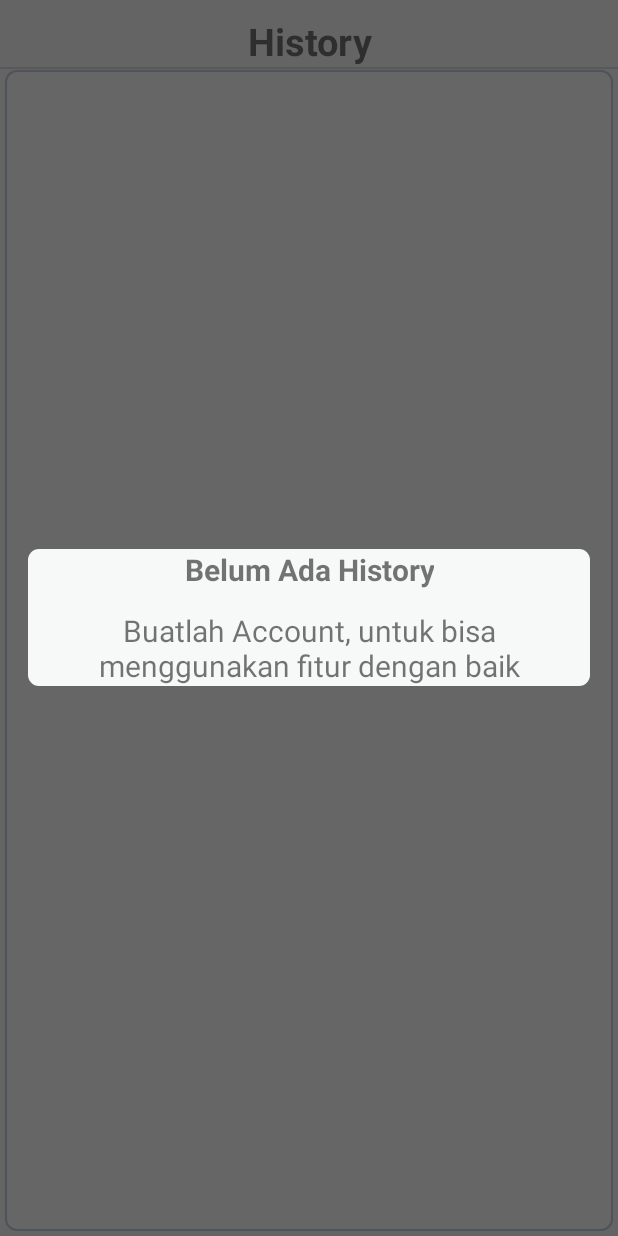
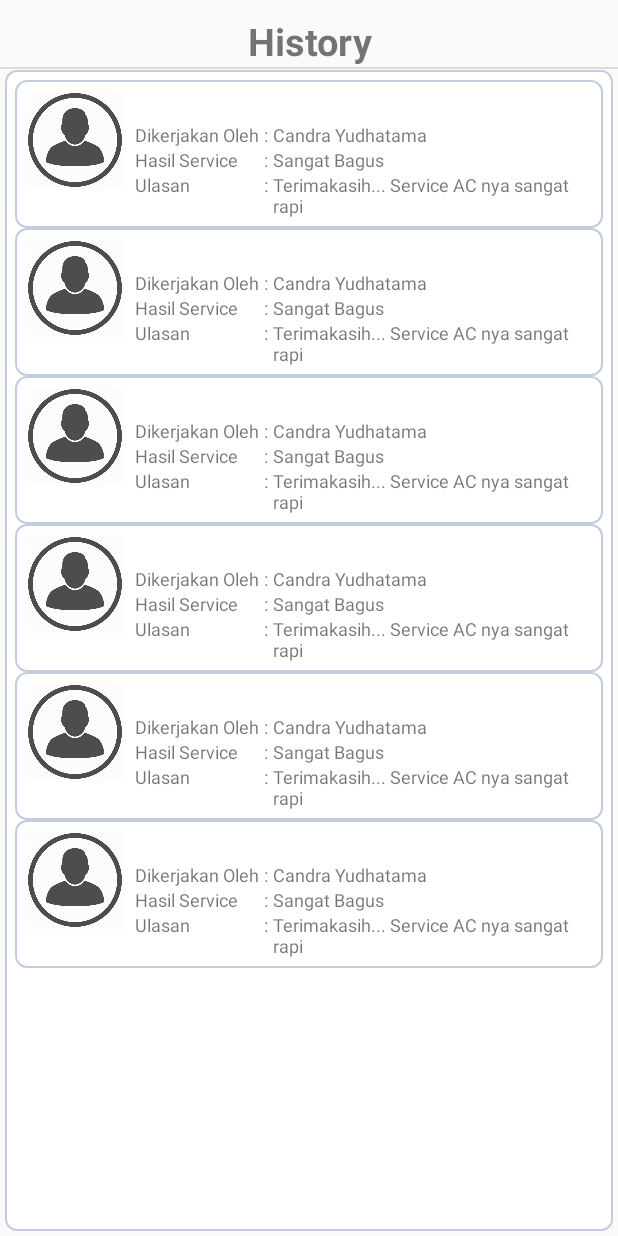
Before and after one commit to nurrochim/Android-Project, an Android app: the screen it shows after launch (MainActivity), in the side drawer, after a tap on "History", on a phone screen of 412 x 824 dp. Run offline under Robolectric (Android 15) with nearby library versions, the phone set to English and light mode, and no system bars; libraries missing offline, so code that uses them is left out: com.clough.android, com.j256.ormlite; 18 statements that could not run were skipped.

Commit message:
Update By Rochim
Add some screen

```diff
--- /dev/null
+++ b/JasaService/app/src/main/java/com/rohim/adapter/RecycleViewListAdapterHistory.java
@@ -0,0 +1,112 @@
+package com.rohim.adapter;
+
+import android.content.Context;
+import android.content.SharedPreferences;
+import android.support.v4.app.FragmentManager;
+import android.support.v4.app.FragmentTransaction;
+import android.support.v7.widget.RecyclerView;
+import android.view.LayoutInflater;
+import android.view.View;
+import android.view.ViewGroup;
+import android.widget.AdapterView;
+import android.widget.ArrayAdapter;
+import android.widget.Spinner;
+import android.widget.TextView;
+
+import com.j256.ormlite.dao.Dao;
+import com.rohim.common.DatabaseHelper;
+import com.rohim.common.PopupInput;
+import com.rohim.enumeration.EnumInputService;
+import com.rohim.fragment.FragmentMapLocationCapture;
+import com.rohim.jasaservice.R;
+import com.rohim.modal.DropDownList;
+import com.rohim.modal.RequestDetail;
+import com.rohim.modal.RequestOrder;
+import com.rohim.modal.Service;
+
+import java.sql.SQLException;
+import java.util.ArrayList;
+import java.util.List;
+
+/**
+ * Created by Nurochim on 08/10/2016.
+ */
+
+public class RecycleViewListAdapterHistory extends RecyclerView.Adapter<RecycleViewListAdapterHistory.MyViewHolderItemRequest>{
+
+    Context context;
+    LayoutInflater inflater;
+    List<RequestOrder> listData = new ArrayList<>();
+    FragmentManager fragmentManager;
+    public Dao<Service, String> serviceDAO = null;
+    public DatabaseHelper dbh ;
+    boolean enabled;
+
+    public RecycleViewListAdapterHistory(Context context, List<RequestOrder> listData, FragmentManager fragmentManager, boolean enabled) {
+        this.context = context;
+        this.listData = listData;
+        this.fragmentManager = fragmentManager;
+        this.enabled = enabled;
+    }
+    @Override
+    public MyViewHolderItemRequest onCreateViewHolder(ViewGroup parent, int viewType) {
+        inflater = (LayoutInflater) context.getSystemService(Context.LAYOUT_INFLATER_SERVICE);
+        View itemView = inflater.inflate(R.layout.recycle_view_form_history, parent, false);
+        return new MyViewHolderItemRequest(itemView);
+    }
+
+    @Override
+    public void onBindViewHolder(MyViewHolderItemRequest holder, int position) {
+        RequestOrder requestOrder = listData.get(position);
+        holder.textServiceName.setText(getServiceName(requestOrder.getFidService()));
+        holder.textUserName.setText(requestOrder.getUserName());
+        holder.textHasilService.setText(requestOrder.getHasilService());
+        holder.textUlasan.setText(requestOrder.getFinishCommentUser());
+    }
+
+    @Override
+    public long getItemId(int position) {
+        return 0;
+    }
+
+    @Override
+    public int getItemCount() {
+        return listData.size();
+    }
+
+    public class MyViewHolderItemRequest extends RecyclerView.ViewHolder {
+        TextView textServiceName, textUserName, textHasilService, textUlasan;
+
+        public MyViewHolderItemRequest(View itemView) {
+            super(itemView);
+            textServiceName = (TextView) itemView.findViewById(R.id.txt_service_name_history);
+            textUserName = (TextView) itemView.findViewById(R.id.txt_user_history);
+            textHasilService = (TextView) itemView.findViewById(R.id.txt_hasil_service_history);
+            textUlasan = (TextView) itemView.findViewById(R.id.txt_ulasan_history);
+            itemView.setOnClickListener(new View.OnClickListener() {
+                @Override
+                public void onClick(View v) {
+                }
+            });
+        }
+    }
+
+    private String getServiceName(String idService){
+        String serviceName = "";
+        try {
+            dbh = new DatabaseHelper(context);
+            serviceDAO = dbh.getServiceDao();
+            List<Service> listService = serviceDAO.queryForEq(Service.clm_id_service, idService);
+
+            for(Service s: listService){
+                serviceName = s.getServiceName();
+            }
+
+        } catch (SQLException e) {
+            e.printStackTrace();
+        }finally {
+            dbh.close();
+        }
+        return serviceName;
+    }
+}
--- a/JasaService/app/src/main/java/com/rohim/common/BaseFragment.java
+++ b/JasaService/app/src/main/java/com/rohim/common/BaseFragment.java
@@ -2,6 +2,7 @@ package com.rohim.common;
 
 import android.content.Context;
 import android.content.SharedPreferences;
+import android.database.Cursor;
 import android.database.sqlite.SQLiteDatabase;
 import android.os.Bundle;
 import android.support.annotation.Nullable;
@@ -44,6 +45,7 @@ public class BaseFragment extends Fragment  implements Utils.OnSubmitListener{
 
     public DatabaseHelper dbh ;
     public SQLiteDatabase db;
+    public Cursor cursor;
     public SharedPreferences.Editor editorSharedPreference ;
     public CharSequence textToast = "";
     public Dao<Service, String> serviceDao = null;
--- /dev/null
+++ b/JasaService/app/src/main/java/com/rohim/fragment/FragmentHistory.java
@@ -0,0 +1,58 @@
+package com.rohim.fragment;
+
+import android.os.Bundle;
+import android.support.annotation.Nullable;
+import android.support.v7.widget.LinearLayoutManager;
+import android.support.v7.widget.RecyclerView;
+import android.view.View;
+import android.widget.Button;
+import android.widget.TextView;
+
+import com.rohim.adapter.RecycleViewListAdapterDetailRequest;
+import com.rohim.adapter.RecycleViewListAdapterHistory;
+import com.rohim.common.BaseFragment;
+import com.rohim.jasaservice.R;
+import com.rohim.modal.RequestDetail;
+import com.rohim.modal.RequestOrder;
+import com.rohim.modal.Service;
+
+import java.util.ArrayList;
+import java.util.List;
+
+/**
+ * Created by Nurochim on 07/10/2016.
+ */
+
+public class FragmentHistory extends BaseFragment {
+
+    private List<RequestOrder> data = new ArrayList<>();
+    private RecyclerView listview;
+    private RecycleViewListAdapterHistory adapterListView;
+
+    @Override
+    public void initView() {
+        view = inflater.inflate(R.layout.form_history, container, false);
+        listview = (RecyclerView) view.findViewById(R.id.list_view_history);
+        loadInit();
+
+    }
+
+    private void loadInit() {
+        for (int i = 0; i < 6; i++) {
+            RequestOrder ro = new RequestOrder();
+            ro.setFidService("1");
+            ro.setUserName("Candra Yudhatama");
+            ro.setHasilService("Sangat Bagus");
+            ro.setFinishCommentUser("Terimakasih... Service AC nya sangat rapi");
+            data.add(ro);
+        }
+    }
+
+    @Override
+    public void onViewCreated(View view, @Nullable Bundle savedInstanceState) {
+        super.onViewCreated(view, savedInstanceState);
+        listview.setLayoutManager(new LinearLayoutManager(getContext()));
+        adapterListView = new RecycleViewListAdapterHistory(getContext(), data, fragmentManager, true);
+        listview.setAdapter(adapterListView);
+    }
+}
--- a/JasaService/app/src/main/java/com/rohim/jasaservice/MainActivity.java
+++ b/JasaService/app/src/main/java/com/rohim/jasaservice/MainActivity.java
@@ -17,6 +17,7 @@ import android.widget.TextView;
 import com.rohim.fragment.AddTriggerJasaService;
 import com.rohim.fragment.BeforeLoginNotification;
 import com.rohim.fragment.FragmentBeforeLogin;
+import com.rohim.fragment.FragmentHistory;
 import com.rohim.fragment.FragmentInsertAccount;
 import com.rohim.fragment.FragmentMenuJasaService;
 import com.rohim.fragment.FragmentRequestOrderActive;
@@ -122,7 +123,8 @@ public class MainActivity extends AppCompatActivity
             popupNotificationShow("Belum Ada Active Task");
         }else if(id == R.id.nav_history){
             textTitle.setText("History");
-            popupNotificationShow("Belum Ada History");
+            //popupNotificationShow("Belum Ada History");
+            fragmentManager.beginTransaction().replace(R.id.content_main,new FragmentHistory()).commit();
         }else if(id == R.id.nav_active_order){
             textTitle.setText("Active Order");
             //popupNotificationShow("Belum Ada Active Order");
--- a/JasaService/app/src/main/java/com/rohim/modal/RequestOrder.java
+++ b/JasaService/app/src/main/java/com/rohim/modal/RequestOrder.java
@@ -22,6 +22,8 @@ public class RequestOrder {
     public static final String clm_start_time = "START_TIME";
     public static final String clm_finish_time = "FINISH_TIME";
     public static final String clm_create_date = "CREATE_DATE";
+    public static final String clm_finish_comment_user = "HASIL_SERVICE";
+    public static final String clm_hasil_service = "HASIL_SERVICE";
 
     @DatabaseField(id = true, columnName = clm_id_request)
     String idRequest;
@@ -43,6 +45,10 @@ public class RequestOrder {
     String finishTime;
     @DatabaseField(columnName = clm_create_date, dataType = DataType.DATE)
     Date createDate;
+    @DatabaseField(columnName = clm_finish_comment_user)
+    String finishCommentUser;
+    @DatabaseField(columnName = clm_hasil_service)
+    String hasilService;
 
     public RequestOrder() {
     }
@@ -126,4 +132,20 @@ public class RequestOrder {
     public void setCreateDate(Date createDate) {
         this.createDate = createDate;
     }
+
+    public String getHasilService() {
+        return hasilService;
+    }
+
+    public void setHasilService(String hasilService) {
+        this.hasilService = hasilService;
+    }
+
+    public String getFinishCommentUser() {
+        return finishCommentUser;
+    }
+
+    public void setFinishCommentUser(String finishCommentUser) {
+        this.finishCommentUser = finishCommentUser;
+    }
 }
--- /dev/null
+++ b/JasaService/app/src/main/res/layout/form_history.xml
@@ -0,0 +1,41 @@
+<?xml version="1.0" encoding="utf-8"?>
+<RelativeLayout xmlns:android="http://schemas.android.com/apk/res/android"
+    android:orientation="vertical" android:layout_width="match_parent"
+    android:layout_height="match_parent"
+    android:padding="10px"
+    >
+    <!--<LinearLayout-->
+        <!--android:id="@+id/layout_button"-->
+        <!--android:layout_width="match_parent"-->
+        <!--android:layout_height="wrap_content"-->
+        <!--android:orientation="horizontal"-->
+        <!--android:weightSum="1"-->
+        <!--android:layout_alignParentBottom="true"-->
+        <!--&gt;-->
+        <!--<Button android:text="Back"-->
+            <!--android:layout_width="match_parent"-->
+            <!--android:layout_height="70px"-->
+            <!--android:id="@+id/btn_back_input_request"-->
+            <!--android:layout_weight="0.5"-->
+            <!--android:background="@drawable/shape_radius_layout"-->
+            <!--/>-->
+
+
+        <!--<Button android:text="Submit"-->
+            <!--android:layout_width="match_parent"-->
+            <!--android:layout_height="70px"-->
+            <!--android:id="@+id/btn_submit_input_request"-->
+            <!--android:layout_weight="0.5"-->
+            <!--android:background="@drawable/shape_radius_layout"-->
+            <!--/>-->
+    <!--</LinearLayout>-->
+    <android.support.v7.widget.RecyclerView
+        android:id="@+id/list_view_history"
+        android:layout_width="fill_parent"
+        android:layout_height="match_parent"
+        android:scrollbars="vertical"
+        android:layout_alignParentTop="true"
+        android:layout_alignParentStart="true"
+        android:layout_above="@id/layout_button"/>
+
+</RelativeLayout>
--- /dev/null
+++ b/JasaService/app/src/main/res/layout/recycle_view_form_history.xml
@@ -0,0 +1,128 @@
+<?xml version="1.0" encoding="utf-8"?>
+<RelativeLayout
+    xmlns:android="http://schemas.android.com/apk/res/android"
+    xmlns:app="http://schemas.android.com/apk/res-auto"
+    android:layout_width="match_parent"
+    android:layout_height="wrap_content"
+    >
+
+    <RelativeLayout
+        android:layout_width="wrap_content"
+        android:layout_height="wrap_content"
+        android:id="@+id/layout_profil_penyedia_jasa"
+        android:background="@drawable/shape_radius_layout"
+        android:padding="10px"
+        android:layout_alignParentTop="true"
+        android:layout_alignParentStart="true"
+        >
+        <LinearLayout
+            android:layout_width="wrap_content"
+            android:layout_height="wrap_content"
+            android:orientation="horizontal"
+            android:layout_weight="0.5"
+            android:layout_alignParentLeft="true"
+            android:id="@+id/layout_image_profil">
+            <ImageView
+                android:id="@+id/image_profil_request_order"
+                android:layout_width="100px"
+                android:layout_height="100px"
+                app:srcCompat="@drawable/account"
+                />
+        </LinearLayout>
+
+        <LinearLayout
+            android:layout_width="match_parent"
+            android:layout_height="wrap_content"
+            android:orientation="vertical"
+            android:layout_centerVertical="true"
+            android:layout_alignParentEnd="true"
+            android:layout_toEndOf="@+id/layout_image_profil"
+            android:layout_marginLeft="10px">
+            <TextView
+                android:id="@+id/txt_service_name_history"
+                android:layout_width="wrap_content"
+                android:layout_height="wrap_content"
+                android:text="Service AC"
+                android:textSize="15sp"
+                android:textStyle="bold"
+                android:textColor="@color/black"
+                />
+            <TableLayout
+                android:layout_width="match_parent"
+                android:layout_height="wrap_content"
+                android:shrinkColumns="2"
+                >
+                <TableRow>
+                    <TextView
+                        android:layout_width="wrap_content"
+                        android:layout_height="wrap_content"
+                        android:text="Dikerjakan Oleh"
+                        android:textSize="12sp"
+                        />
+                    <TextView
+                        android:layout_width="wrap_content"
+                        android:layout_height="wrap_content"
+                        android:text=":"
+                        android:textSize="12sp"
+                        android:layout_marginLeft="5px"
+                        android:layout_marginRight="5px"
+                        />
+                    <TextView
+                        android:id="@+id/txt_user_history"
+                        android:layout_width="wrap_content"
+                        android:layout_height="wrap_content"
+                        android:text="Rochim"
+                        android:textSize="12sp"
+                        />
+                </TableRow>
+                <TableRow>
+                    <TextView
+                        android:layout_width="wrap_content"
+                        android:layout_height="wrap_content"
+                        android:text="Hasil Service"
+                        android:textSize="12sp"
+                        />
+                    <TextView
+                        android:layout_width="wrap_content"
+                        android:layout_height="wrap_content"
+                        android:text=":"
+                        android:textSize="12sp"
+                        android:layout_marginLeft="5px"
+                        android:layout_marginRight="5px"
+                        />
+                    <TextView
+                        android:id="@+id/txt_hasil_service_history"
+                        android:layout_width="wrap_content"
+                        android:layout_height="wrap_content"
+                        android:text="Sangat Bagus"
+                        android:textSize="12sp"
+                        />
+                </TableRow>
+                <TableRow>
+                    <TextView
+                        android:layout_width="wrap_content"
+                        android:layout_height="wrap_content"
+                        android:text="Ulasan"
+                        android:textSize="12sp"
+                        />
+                    <TextView
+                        android:layout_width="wrap_content"
+                        android:layout_height="wrap_content"
+                        android:text=":"
+                        android:textSize="12sp"
+                        android:layout_marginLeft="5px"
+                        android:layout_marginRight="5px"
+                        />
+                    <TextView
+                        android:id="@+id/txt_ulasan_history"
+                        android:layout_width="wrap_content"
+                        android:layout_height="wrap_content"
+                        android:text="Terimakasih... Service AC nya sangat baik"
+                        android:textSize="12sp"
+                        />
+                </TableRow>
+            </TableLayout>
+        </LinearLayout>
+    </RelativeLayout>
+
+</RelativeLayout>
```
Also changed, not shown: JasaService/app/src/main/java/com/rohim/adapter/RecycleViewListAdapterDetailRequest.java (+12 -8 lines), JasaService/app/src/main/java/com/rohim/fragment/FragmentInputRequestDetail.java (+53 -29 lines), JasaService/app/src/main/java/com/rohim/fragment/FragmentRequestOrderActive.java (+88 -0 lines), JasaService/app/src/main/java/com/rohim/modal/DropDownList.java (+11 -0 lines), JasaService/app/src/main/res/layout/active_request_order.xml (+27 -11 lines), JasaService/app/src/main/res/layout/input_request_jasa.xml (+0 -10 lines), 1 other file.
